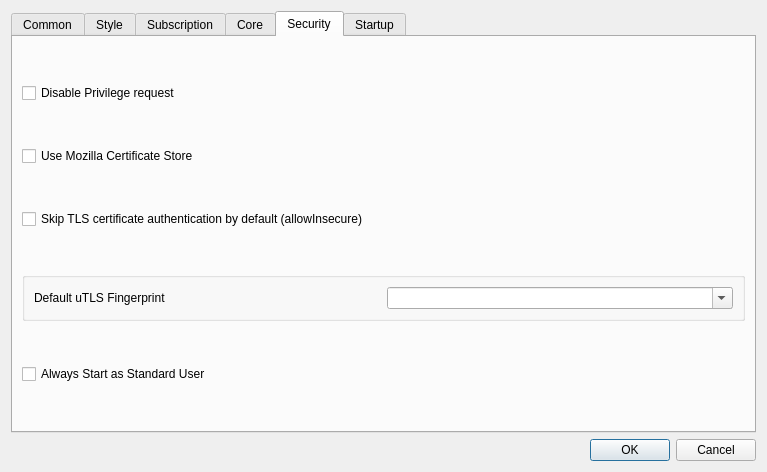
Old version of the form include/ui/setting/dialog_basic_settings.ui in the repository qr243vbi/nekobox.
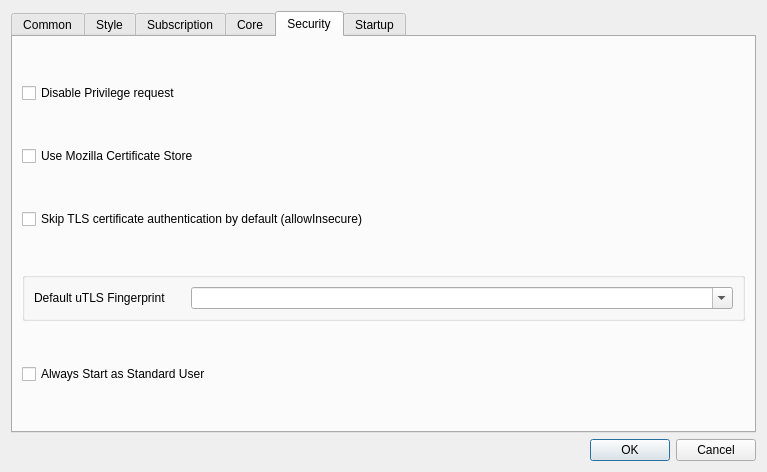
New version of the form. The open tabs and pages were chosen to show the change. Custom widgets are drawn as their Qt base class.

Diff of the .ui file:
```diff
--- a/include/ui/setting/dialog_basic_settings.ui
+++ b/include/ui/setting/dialog_basic_settings.ui
@@ -870,9 +870,21 @@
            <verstretch>0</verstretch>
           </sizepolicy>
          </property>
+         <property name="flat">
+          <bool>true</bool>
+         </property>
          <layout class="QHBoxLayout" name="horizontalLayout_26">
+          <property name="spacing">
+           <number>25</number>
+          </property>
           <item>
            <widget class="QLabel" name="label_18">
+            <property name="sizePolicy">
+             <sizepolicy hsizetype="Preferred" vsizetype="Fixed">
+              <horstretch>0</horstretch>
+              <verstretch>0</verstretch>
+             </sizepolicy>
+            </property>
             <property name="text">
              <string>Default uTLS Fingerprint</string>
             </property>
@@ -880,6 +892,12 @@
           </item>
           <item>
            <widget class="QComboBox" name="utlsFingerprint">
+            <property name="sizePolicy">
+             <sizepolicy hsizetype="MinimumExpanding" vsizetype="MinimumExpanding">
+              <horstretch>0</horstretch>
+              <verstretch>0</verstretch>
+             </sizepolicy>
+            </property>
             <property name="editable">
              <bool>true</bool>
             </property>
```
